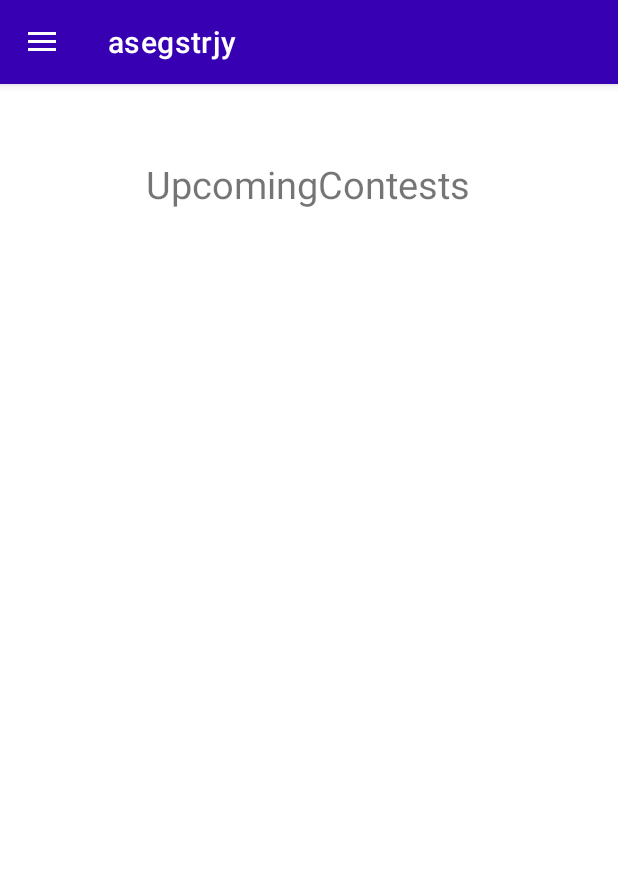
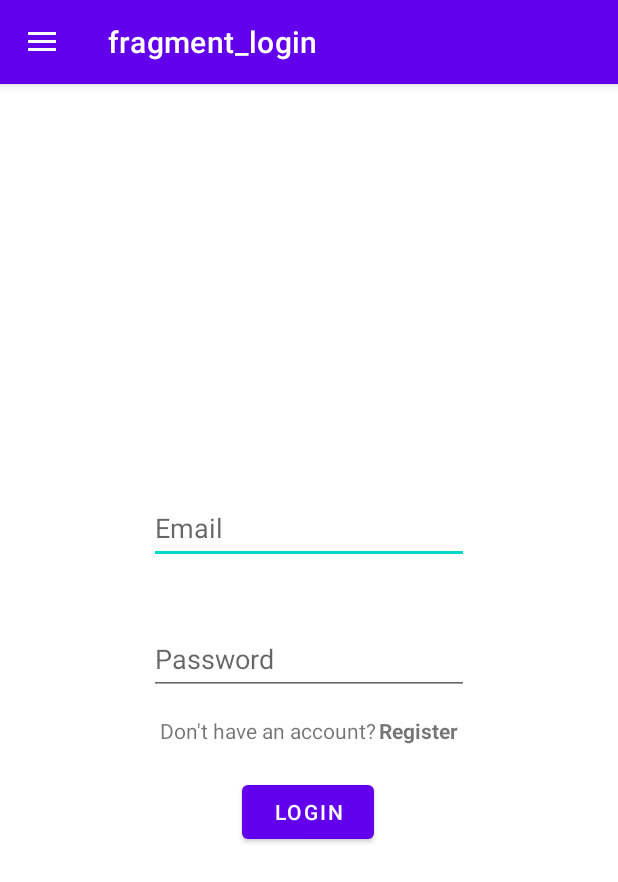
Before and after one commit to masterchief164/Contests_Subscription, an Android app: the screen it shows after launch (MainActivity), on a phone screen of 412 x 824 dp. Shown: the top 882 px of the screen. Run offline under Robolectric (Android 15) with nearby library versions, the phone set to English and light mode, and no system bars; our stand-ins replace Firebase (no records; nobody signed in at launch, a user with empty details on screens opened directly), navigation-ui.

Commit message:
login enabled

```diff
--- a/app/build.gradle
+++ b/app/build.gradle
@@ -4,6 +4,7 @@ plugins {
 
 }
 apply plugin: 'com.android.application'
+apply plugin: 'com.google.gms.google-services'
 apply plugin: 'kotlin-android'
 apply plugin: 'kotlin-android-extensions'
 android {
@@ -47,12 +48,15 @@ dependencies {
     implementation 'androidx.appcompat:appcompat:1.4.0'
     implementation 'com.google.android.material:material:1.4.0'
     implementation 'androidx.constraintlayout:constraintlayout:2.1.2'
+    implementation platform('com.google.firebase:firebase-bom:29.0.3')
+    implementation 'com.google.firebase:firebase-analytics-ktx'
     implementation 'androidx.navigation:navigation-fragment-ktx:2.3.5'
     implementation 'androidx.navigation:navigation-ui-ktx:2.3.5'
     implementation 'androidx.annotation:annotation:1.3.0'
     implementation 'androidx.lifecycle:lifecycle-livedata-ktx:2.4.0'
     implementation 'androidx.lifecycle:lifecycle-viewmodel-ktx:2.4.0'
     implementation 'androidx.legacy:legacy-support-v4:1.0.0'
+    implementation 'com.google.firebase:firebase-auth-ktx:20.0.4'
     testImplementation 'junit:junit:'
     androidTestImplementation 'androidx.test.ext:junit:1.1.3'
     androidTestImplementation 'androidx.test.espresso:espresso-core:3.4.0'
--- a/app/src/main/java/com/example/contestssubscription/CodeforcesApi.kt
+++ b/app/src/main/java/com/example/contestssubscription/CodeforcesApi.kt
@@ -5,6 +5,6 @@ import retrofit2.http.GET
 
 interface CodeforcesApi {
     @GET("contest.list")
-    fun getContests(): Call<ContestData>
+     fun getContests(): Call<ContestData>
 
 }
--- /dev/null
+++ b/app/src/main/java/com/example/contestssubscription/LoginFragment.kt
@@ -0,0 +1,88 @@
+package com.example.contestssubscription
+
+import android.os.Bundle
+import android.text.TextUtils
+import android.view.LayoutInflater
+import android.view.View
+import android.view.ViewGroup
+import android.widget.Button
+import android.widget.EditText
+import android.widget.Toast
+import androidx.fragment.app.Fragment
+import androidx.lifecycle.Observer
+import androidx.lifecycle.ViewModelProvider
+import androidx.navigation.Navigation
+import com.google.firebase.auth.FirebaseAuth
+import com.google.firebase.auth.FirebaseUser
+
+
+
+
+class LoginFragment : Fragment() {
+
+    private lateinit var loginButton: Button
+    private lateinit var password: EditText
+    private lateinit var email: EditText
+    private lateinit var loginRegisterViewModel: LoginRegisterViewModel
+
+    override fun onCreate(savedInstanceState: Bundle?) {
+        super.onCreate(savedInstanceState)
+        loginRegisterViewModel = ViewModelProvider(this)[LoginRegisterViewModel::class.java]
+
+    }
+
+    override fun onCreateView(
+        inflater: LayoutInflater, container: ViewGroup?,
+        savedInstanceState: Bundle?
+    ): View? {
+
+        val view = inflater.inflate(R.layout.fragment_login, container, false)
+        loginButton = view.findViewById(R.id.loginButton)
+        email = view.findViewById(R.id.editTextTextEmailAddress)
+        password = view.findViewById(R.id.editTextTextPassword)
+
+        loginRegisterViewModel.getUserLiveData().observe(viewLifecycleOwner, Observer {
+                Navigation.findNavController(view).navigate(R.id.upcomingContests)
+        })
+
+        loginButton.setOnClickListener {
+            when {
+                TextUtils.isEmpty(email.text.toString().trim() { it <= ' ' }) -> {
+                    Toast.makeText(
+                        activity,
+                        "Please enter Email Address",
+                        Toast.LENGTH_LONG
+                    ).show()
+                }
+                TextUtils.isEmpty(password.text.toString().trim() { it <= ' ' }) -> {
+                    Toast.makeText(
+                        activity,
+                        "Please enter Password",
+                        Toast.LENGTH_LONG
+                    ).show()
+                }
+                else -> {
+                    val emailText = email.text.toString().trim() { it <= ' ' }
+                    val passwordText = password.text.toString().trim() { it <= ' ' }
+
+                    FirebaseAuth.getInstance()
+                        .createUserWithEmailAndPassword(emailText, passwordText)
+                        .addOnCompleteListener { task ->
+                            if (task.isSuccessful) {
+                                val fireBaseUser: FirebaseUser = task.result!!.user!!
+                                Toast.makeText(
+                                    activity,
+                                    "Registration Successful",
+                                    Toast.LENGTH_SHORT
+                                ).show()
+                            }
+                        }
+
+                }
+            }
+
+        }
+
+        return view
+    }
+}
--- /dev/null
+++ b/app/src/main/java/com/example/contestssubscription/LoginRegisterViewModel.kt
@@ -0,0 +1,27 @@
+package com.example.contestssubscription
+
+import android.app.Application
+import androidx.lifecycle.MutableLiveData
+import androidx.lifecycle.ViewModel
+import com.google.firebase.auth.FirebaseUser
+
+
+
+
+
+class LoginRegisterViewModel:ViewModel() {
+    private var authAppRepository: AuthAppRepository = AuthAppRepository(Application())
+    private var userLiveData:MutableLiveData<FirebaseUser> = authAppRepository.getUserLiveData()
+
+    fun login(email: String, password: String) {
+        authAppRepository.login(email, password)
+    }
+
+    fun register(email: String, password: String) {
+        authAppRepository.register(email, password)
+    }
+
+    fun getUserLiveData(): MutableLiveData<FirebaseUser> {
+        return userLiveData
+    }
+}
--- a/app/src/main/java/com/example/contestssubscription/MainActivity.kt
+++ b/app/src/main/java/com/example/contestssubscription/MainActivity.kt
@@ -32,12 +32,12 @@ class MainActivity : AppCompatActivity() {
         navigationView.setupWithNavController(navController)
 
         setupActionBarWithNavController(navController, appBarConfiguration)
-
+        supportActionBar?.setIcon(R.drawable.ic_launcher_background)
         listener = NavController.OnDestinationChangedListener { _, destination, _ ->
-            if (destination.id == R.id.upcomingContests) {
+            if (destination.id == R.id.splashScreen) {
                 supportActionBar?.setBackgroundDrawable(ColorDrawable(getColor(R.color.design_default_color_primary_dark)))
-                supportActionBar?.title= "asegstrjy"
-            } else if (destination.id == R.id.splashScreen) {
+                supportActionBar?.title= "Contests"
+            } else if (destination.id == R.id.upcomingContests) {
                 supportActionBar?.setBackgroundDrawable(ColorDrawable(getColor(R.color.teal_700)))
             }
         }
--- a/app/src/main/java/com/example/contestssubscription/UpcomingContests.kt
+++ b/app/src/main/java/com/example/contestssubscription/UpcomingContests.kt
@@ -12,8 +12,6 @@ import androidx.recyclerview.widget.RecyclerView
 
 class UpcomingContests : Fragment() {
 
-    //    private lateinit var factory:ContestsViewModelFactory
-//    private lateinit var viewModel: ContestsViewModel
     private lateinit var recyclerView: RecyclerView
     lateinit var linearLayoutManager: LinearLayoutManager
     private lateinit var contestViewModel: ContestsViewModel
--- /dev/null
+++ b/app/src/main/res/layout/fragment_login.xml
@@ -0,0 +1,78 @@
+<?xml version="1.0" encoding="utf-8"?>
+<androidx.constraintlayout.widget.ConstraintLayout xmlns:android="http://schemas.android.com/apk/res/android"
+    xmlns:app="http://schemas.android.com/apk/res-auto"
+    xmlns:tools="http://schemas.android.com/tools"
+    android:layout_width="match_parent"
+    android:layout_height="match_parent"
+    tools:context=".LoginFragment">
+
+
+    <EditText
+        android:id="@+id/editTextTextEmailAddress"
+        android:layout_width="wrap_content"
+        android:layout_height="wrap_content"
+        android:autofillHints="emailAddress"
+        android:ems="10"
+        android:hint="@string/prompt_email"
+        android:inputType="textEmailAddress"
+        android:minHeight="48dp"
+        app:layout_constraintBottom_toBottomOf="parent"
+        app:layout_constraintEnd_toEndOf="parent"
+        app:layout_constraintStart_toStartOf="parent"
+        app:layout_constraintTop_toTopOf="parent"
+        app:layout_constraintVertical_bias="0.378"
+        tools:ignore="TextContrastCheck" />
+
+    <EditText
+        android:id="@+id/editTextTextPassword"
+        android:layout_width="wrap_content"
+        android:layout_height="wrap_content"
+        android:autofillHints="password"
+        android:ems="10"
+        android:hint="@string/prompt_password"
+        android:inputType="textPassword"
+        android:minHeight="48dp"
+        app:layout_constraintBottom_toBottomOf="parent"
+        app:layout_constraintEnd_toEndOf="parent"
+        app:layout_constraintStart_toStartOf="parent"
+        app:layout_constraintTop_toTopOf="parent"
+        app:layout_constraintVertical_bias="0.499"
+        tools:ignore="TextContrastCheck" />
+
+
+    <Button
+        android:id="@+id/loginButton"
+        android:layout_width="wrap_content"
+        android:layout_height="wrap_content"
+        android:text="@string/login"
+        app:layout_constraintBottom_toBottomOf="parent"
+        app:layout_constraintEnd_toEndOf="parent"
+        app:layout_constraintHorizontal_bias="0.498"
+        app:layout_constraintStart_toStartOf="parent"
+        app:layout_constraintTop_toTopOf="parent"
+        app:layout_constraintVertical_bias="0.641" />
+
+    <LinearLayout
+        android:layout_width="wrap_content"
+        android:layout_height="wrap_content"
+        android:orientation="horizontal"
+        app:layout_constraintBottom_toBottomOf="parent"
+        app:layout_constraintEnd_toEndOf="parent"
+        app:layout_constraintStart_toStartOf="parent"
+        app:layout_constraintTop_toTopOf="parent"
+        app:layout_constraintVertical_bias="0.563">
+
+        <TextView
+            android:layout_width="wrap_content"
+            android:layout_height="wrap_content"
+            android:text="@string/don_t_have_an_account" />
+
+        <TextView
+            android:id="@+id/textView4"
+            android:layout_marginStart="2sp"
+            android:layout_width="wrap_content"
+            android:layout_height="wrap_content"
+            android:text="@string/register"
+            android:textStyle="bold" />
+    </LinearLayout>
+</androidx.constraintlayout.widget.ConstraintLayout>
--- a/app/src/main/res/layout/fragment_upcoming_contests.xml
+++ b/app/src/main/res/layout/fragment_upcoming_contests.xml
@@ -11,6 +11,7 @@
         android:layout_width="wrap_content"
         android:layout_height="wrap_content"
         android:text="@string/upcomingcontests"
+        android:layout_margin="25sp"
         android:textSize="25sp"
         app:layout_constraintBottom_toBottomOf="parent"
         app:layout_constraintEnd_toEndOf="parent"
@@ -24,6 +25,7 @@
         android:id="@+id/RecyclerView"
         android:layout_width="match_parent"
         android:layout_height="wrap_content"
+        android:layout_marginTop="50sp"
         android:padding="10sp"
         app:layoutManager="LinearLayoutManager"
         app:layout_constraintBottom_toBottomOf="parent"
@@ -31,5 +33,5 @@
         app:layout_constraintHorizontal_bias="0.0"
         app:layout_constraintStart_toStartOf="parent"
         app:layout_constraintTop_toBottomOf="@+id/textView"
-        app:layout_constraintVertical_bias="0.146" />
+        app:layout_constraintVertical_bias="0.0" />
 </androidx.constraintlayout.widget.ConstraintLayout>
--- a/app/src/main/res/menu/menu.xml
+++ b/app/src/main/res/menu/menu.xml
@@ -3,10 +3,10 @@
 
     <group android:checkableBehavior="single">
         <item
-            android:id="@id/splashScreen"
+            android:id="@id/upcomingContests"
             android:title="item 1" />
         <item
-            android:id="@id/upcomingContests"
+            android:id="@id/splashScreen"
             android:title="item 2" />
     </group>
 </menu>
--- a/app/src/main/res/navigation/nav_graph.xml
+++ b/app/src/main/res/navigation/nav_graph.xml
@@ -3,7 +3,7 @@
     xmlns:app="http://schemas.android.com/apk/res-auto"
     xmlns:tools="http://schemas.android.com/tools"
     android:id="@+id/nav_graph"
-    app:startDestination="@id/upcomingContests">
+    app:startDestination="@id/loginFragment">
 
     <fragment
         android:id="@+id/upcomingContests"
@@ -13,6 +13,9 @@
         <action
             android:id="@+id/action_upcomingContests_to_splashScreen"
             app:destination="@id/splashScreen" />
+        <action
+            android:id="@+id/action_upcomingContests_to_loginFragment"
+            app:destination="@id/loginFragment" />
     </fragment>
     <fragment
         android:id="@+id/splashScreen"
@@ -22,5 +25,17 @@
         <action
             android:id="@+id/action_splashScreen_to_upcomingContests"
             app:destination="@id/upcomingContests" />
+        <action
+            android:id="@+id/action_splashScreen_to_loginFragment"
+            app:destination="@id/loginFragment" />
+    </fragment>
+    <fragment
+        android:id="@+id/loginFragment"
+        android:name="com.example.contestssubscription.LoginFragment"
+        android:label="fragment_login"
+        tools:layout="@layout/fragment_login" >
+        <action
+            android:id="@+id/action_loginFragment_to_upcomingContests"
+            app:destination="@id/upcomingContests" />
     </fragment>
 </navigation>
--- a/app/src/main/res/values/strings.xml
+++ b/app/src/main/res/values/strings.xml
@@ -14,4 +14,10 @@
     <!-- TODO: Remove or change this placeholder text -->
     <string name="hello_blank_fragment">Hello blank fragment</string>
     <string name="upcomingcontests">UpcomingContests</string>
+    <string name="name">Name</string>
+    <string name="register">Register</string>
+    <string name="login">Login</string>
+    <string name="don_t_have_an_account">Don\'t have an account? </string>
+    <string name="already_have_an_account">Already have an account? </string>
+    <string name="confirm_password">Confirm Password</string>
 </resources>
--- a/build.gradle
+++ b/build.gradle
@@ -6,6 +6,7 @@ buildscript {
     }
     dependencies {
         classpath "com.android.tools.build:gradle:7.0.4"
+        classpath 'com.google.gms:google-services:4.3.10'
         classpath "org.jetbrains.kotlin:kotlin-gradle-plugin:1.6.10"
 
         // NOTE: Do not place your application dependencies here; they belong
@@ -13,6 +14,7 @@ buildscript {
     }
 }
 
+
 task clean(type: Delete) {
     delete rootProject.buildDir
 }
```
Also changed, not shown: app/src/main/java/com/example/contestssubscription/AuthAppRepository.kt (added, +70 -0 lines), app/src/main/java/com/example/contestssubscription/LoggedInViewModel.kt (added, +30 -0 lines), 1 other file.
